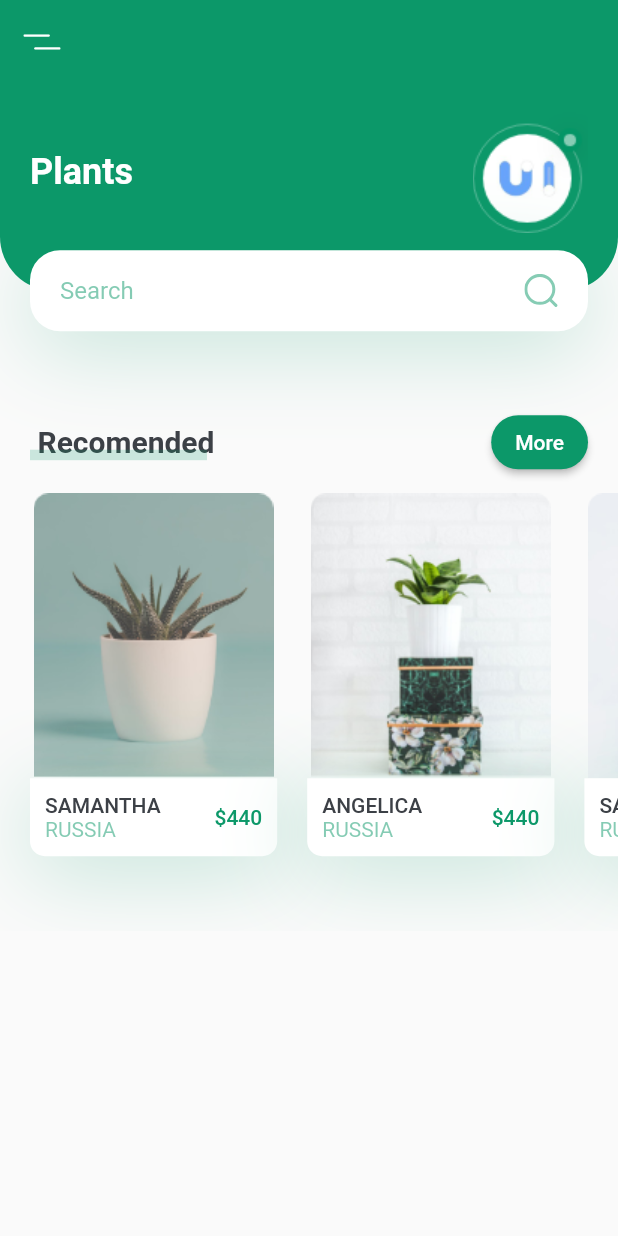
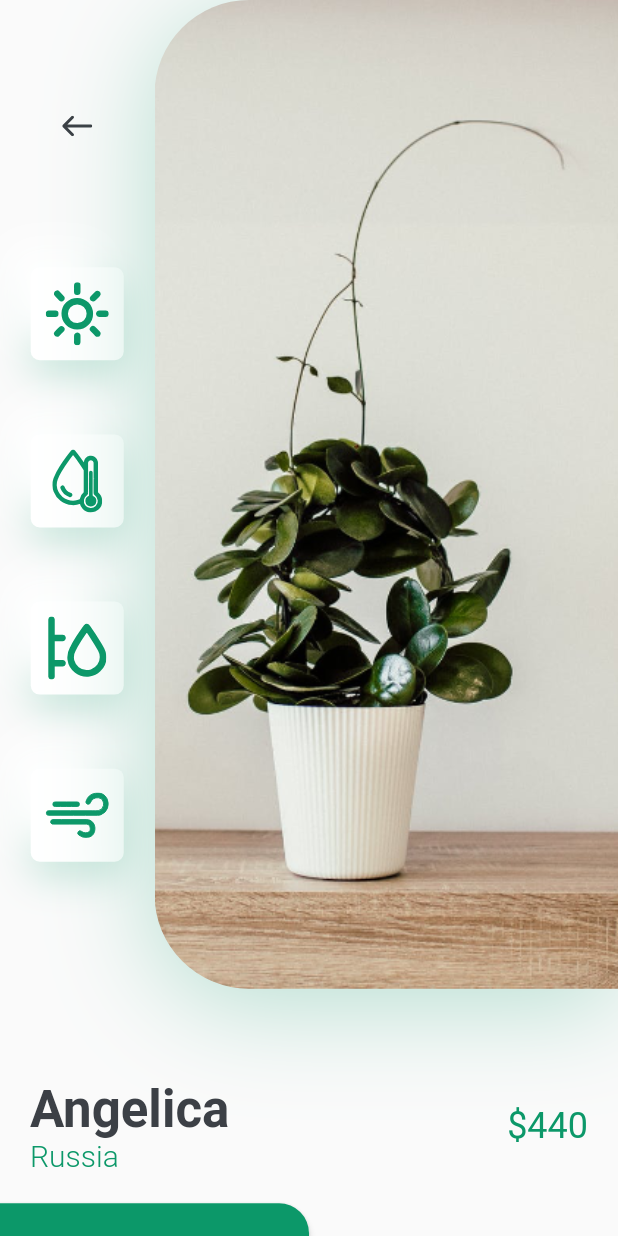
Before and after one commit to Dandy27/apppplants, a Flutter app: the screen it shows after launch, after a tap on an icon or button, on a phone screen of 412 x 824 dp. Run offline on Flutter 3.47's test engine with Material 2 defaults, Android fonts, the phone set to English and light mode, and no system bars; our stand-ins replace flutter_svg.

Commit message:
title and prince

```diff
--- /dev/null
+++ b/lib/components/my_botton_nav_bar.dart
@@ -0,0 +1,46 @@
+import 'package:flutter/material.dart';
+import 'package:flutter_svg/svg.dart';
+
+import '../constants.dart';
+
+
+class MyBottonNavBar extends StatelessWidget {
+  const MyBottonNavBar({
+    Key? key,
+  }) : super(key: key);
+
+  @override
+  Widget build(BuildContext context) {
+    return Container(
+      padding: EdgeInsets.only(
+        left: kDefaultPadding * 2,
+        right: kDefaultPadding * 2,
+      ),
+      height: 80,
+      decoration: BoxDecoration(boxShadow: [
+        BoxShadow(
+          offset: Offset(0, 10),
+          blurRadius: 35,
+          color: kPrimaryColor.withOpacity(0.18),
+        ),
+      ]),
+      child: Row(
+        mainAxisAlignment: MainAxisAlignment.spaceBetween,
+        children: [
+          IconButton(
+            onPressed: () {},
+            icon: SvgPicture.asset('assets/icons/flower.svg'),
+          ),
+          IconButton(
+            onPressed: () {},
+            icon: SvgPicture.asset('assets/icons/heart-icon.svg'),
+          ),
+          IconButton(
+            onPressed: () {},
+            icon: SvgPicture.asset('assets/icons/user-icon.svg'),
+          )
+        ],
+      ),
+    );
+  }
+}
--- a/lib/main.dart
+++ b/lib/main.dart
@@ -12,7 +12,7 @@ class MyApp extends StatelessWidget {
   @override
   Widget build(BuildContext context) {
     return MaterialApp(
-      title: ' Plants Pancs',
+      title: ' Srta Bia',
       debugShowCheckedModeBanner: false,
       theme: ThemeData(
           primaryColor: kPrimaryColor,
--- /dev/null
+++ b/lib/screens/details/components/body.dart
@@ -0,0 +1,51 @@
+import 'package:apppplants/constants.dart';
+import 'package:apppplants/screens/home/components/image_and_card.dart';
+import 'package:apppplants/screens/home/components/tite_and_price.dart';
+import 'package:flutter/material.dart';
+
+class Body extends StatelessWidget {
+  @override
+  Widget build(BuildContext context) {
+    Size size = MediaQuery.of(context).size;
+    return SingleChildScrollView(
+      child: Column(
+        children: [
+          ImageAndIcons(size: size),
+          TitleAndPrice(
+            title: 'Angelica',
+            country: 'Russia',
+            price: 440,
+          ),
+          SizedBox(
+            height: kDefaultPadding,
+          ),
+          Row(
+            children: [
+              SizedBox(
+                width: size.width / 2,
+                height: 84,
+                child: ElevatedButton(
+                  style: ElevatedButton.styleFrom(
+                      shape: RoundedRectangleBorder(
+                          borderRadius:
+                              BorderRadius.only(topRight: Radius.circular(20))),
+                      primary: kPrimaryColor),
+                  onPressed: () {},
+                  child: Text('Buy Now',
+                  style: TextStyle(color: Colors.white,
+                  fontSize: 16),),
+                ),
+              ),
+              Expanded(child: TextButton(
+                onPressed: (){}, child: Text(
+                'Description',
+                style: TextStyle(color: Colors.black),
+              ),
+              ))
+            ],
+          )
+        ],
+      ),
+    );
+  }
+}
--- /dev/null
+++ b/lib/screens/details/details_screen.dart
@@ -0,0 +1,11 @@
+import 'package:apppplants/screens/details/components/body.dart';
+import 'package:flutter/material.dart';
+
+class DetailsScreen extends StatelessWidget {
+  @override
+  Widget build(BuildContext context) {
+    return Scaffold(
+      body: Body(),
+    );
+  }
+}
--- a/lib/screens/home/components/body.dart
+++ b/lib/screens/home/components/body.dart
@@ -4,6 +4,7 @@ import 'package:apppplants/constants.dart';
 import 'package:apppplants/screens/home/components/recomends_plants.dart';
 import 'package:apppplants/screens/home/components/tilte_with_more_btn.dart';
 import 'package:flutter/material.dart';
+import 'featured_plants.dart';
 import 'header_with_search_box.dart';
 
 class Body extends StatelessWidget {
@@ -20,7 +21,10 @@ class Body extends StatelessWidget {
             title: 'Recomended',
             press: () {},
           ),
-          RecomendsPlants()
+          RecomendsPlants(),
+          TitleWithMoreBtn(title: "Featured Plants", press: () {}),
+          FeaturedPlants(),
+          SizedBox(height: kDefaultPadding,)
         ],
       ),
     );
--- /dev/null
+++ b/lib/screens/home/components/featured_plants.dart
@@ -0,0 +1,63 @@
+import 'package:flutter/material.dart';
+
+import '../../../constants.dart';
+
+
+class FeaturedPlants extends StatelessWidget {
+  const FeaturedPlants({
+    Key? key,
+  }) : super(key: key);
+
+  @override
+  Widget build(BuildContext context) {
+    return SingleChildScrollView(
+      scrollDirection: Axis.horizontal,
+      child: Row(
+        children: [
+          FeaturePlantCard(
+            image: 'assets/images/bottom_img_1.png',
+            press: () {},
+          ),
+          FeaturePlantCard(
+            image: 'assets/images/bottom_img_2.png',
+            press: () {},
+          )
+
+        ],
+      ),
+    );
+  }
+}
+
+class FeaturePlantCard extends StatelessWidget {
+  const FeaturePlantCard({
+    Key? key,
+    required this.image,
+    required this.press,
+  }) : super(key: key);
+
+  final String image;
+  final VoidCallback press;
+
+  @override
+  Widget build(BuildContext context) {
+    Size size = MediaQuery.of(context).size;
+    return GestureDetector(
+      onTap: press,
+      child: Container(
+        margin: EdgeInsets.only(
+            left: kDefaultPadding,
+            top: kDefaultPadding / 2,
+            bottom: kDefaultPadding / 2),
+        width: size.width * 0.8,
+        height: 185,
+        decoration: BoxDecoration(
+            borderRadius: BorderRadius.circular(10),
+            image: DecorationImage(
+              fit: BoxFit.cover,
+              image: AssetImage(image),
+            )),
+      ),
+    );
+  }
+}
--- a/lib/screens/home/components/header_with_search_box.dart
+++ b/lib/screens/home/components/header_with_search_box.dart
@@ -34,8 +34,8 @@ class HeaderWithSearchBox extends StatelessWidget {
             child: Row(
               children: [
                 Text(
-                  'Plants',
-                  style: Theme.of(context).textTheme.headline5?.copyWith(
+                  'Srta Bia',
+                  style: Theme.of(context).textTheme.headline4?.copyWith(
                       color: Colors.white, fontWeight: FontWeight.bold),
                 ),
                 Spacer(),
--- a/lib/screens/home/components/home_screen.dart
+++ b/lib/screens/home/components/home_screen.dart
@@ -1,7 +1,9 @@
+import 'package:apppplants/constants.dart';
 import 'package:flutter/material.dart';
 import 'package:flutter_svg/flutter_svg.dart';
 
 import 'body.dart';
+import '../../../components/my_botton_nav_bar.dart';
 
 class HomeScreen extends StatelessWidget {
   @override
@@ -9,13 +11,17 @@ class HomeScreen extends StatelessWidget {
     return Scaffold(
       appBar: buildAppBar(),
       body: Body(),
+      bottomNavigationBar: MyBottonNavBar(),
     );
   }
 
   AppBar buildAppBar() {
     return AppBar(
       elevation: 0,
-      leading: IconButton(icon: SvgPicture.asset('assets/icons/menu.svg'),onPressed: (){},),
+      leading: IconButton(
+        icon: SvgPicture.asset('assets/icons/menu.svg'),
+        onPressed: () {},
+      ),
     );
   }
 }
--- /dev/null
+++ b/lib/screens/home/components/icon_card.dart
@@ -0,0 +1,43 @@
+import 'package:flutter/material.dart';
+import 'package:flutter_svg/svg.dart';
+
+import '../../../constants.dart';
+
+
+class IconCard extends StatelessWidget {
+  const IconCard({
+    Key? key, required this.icon,
+  }) : super(key: key);
+
+  final String icon;
+
+
+  @override
+  Widget build(BuildContext context) {
+    Size size = MediaQuery.of(context).size;
+
+    return Container(
+      margin: EdgeInsets.symmetric(vertical: size.height * 0.03),
+      padding: EdgeInsets.all(kDefaultPadding / 2),
+      height: 62,
+      width: 62,
+      decoration: BoxDecoration(
+        color: Colors.white,
+        borderRadius: BorderRadius.circular(6),
+        boxShadow: [
+          BoxShadow(
+            offset: Offset(0, 10),
+            blurRadius: 22,
+            color: kPrimaryColor.withOpacity(0.22),
+          ),
+          BoxShadow(
+            offset: Offset(-15, -15),
+            blurRadius: 20,
+            color: Colors.white,
+          ),
+        ],
+      ),
+      child: SvgPicture.asset(icon),
+    );
+  }
+}
--- /dev/null
+++ b/lib/screens/home/components/image_and_card.dart
@@ -0,0 +1,74 @@
+import 'package:flutter/material.dart';
+import 'package:flutter_svg/svg.dart';
+
+import '../../../constants.dart';
+import 'icon_card.dart';
+
+
+class ImageAndIcons extends StatelessWidget {
+  const ImageAndIcons({
+    Key? key,
+    required this.size,
+  }) : super(key: key);
+
+  final Size size;
+
+  @override
+  Widget build(BuildContext context) {
+    return Padding(
+      padding: const EdgeInsets.only(bottom: kDefaultPadding * 3),
+      child: SizedBox(
+        height: size.height * 0.8,
+        child: Row(
+          children: [
+            Expanded(
+              child: Padding(
+                padding:
+                const EdgeInsets.symmetric(vertical: kDefaultPadding * 3),
+                child: Column(
+                  children: [
+                    Align(
+                      alignment: Alignment.topCenter,
+                      child: IconButton(
+                          onPressed: () {
+                            Navigator.pop(context);
+                          },
+                          icon: SvgPicture.asset(
+                              'assets/icons/back_arrow.svg')),
+                    ),
+                    Spacer(),
+                    IconCard(icon: 'assets/icons/sun.svg',),
+                    IconCard(icon: 'assets/icons/icon_2.svg',),
+                    IconCard(icon: 'assets/icons/icon_3.svg',),
+                    IconCard(icon: 'assets/icons/icon_4.svg',),
+                  ],
+                ),
+              ),
+            ),
+            Container(
+              height: size.height * 0.8,
+              width: size.width * 0.75,
+              decoration: BoxDecoration(
+                  borderRadius: BorderRadius.only(
+                    topLeft: Radius.circular(63),
+                    bottomLeft: Radius.circular(63),
+                  ),
+                  boxShadow: [
+                    BoxShadow(
+                      offset: Offset(0, 10),
+                      blurRadius: 60,
+                      color: kPrimaryColor.withOpacity(0.29),
+                    ),
+                  ],
+                  image: DecorationImage(
+                    alignment: Alignment.centerLeft,
+                    fit: BoxFit.cover,
+                    image: AssetImage('assets/images/img.png'),
+                  )),
+            )
+          ],
+        ),
+      ),
+    );
+  }
+}
--- a/lib/screens/home/components/recomends_plants.dart
+++ b/lib/screens/home/components/recomends_plants.dart
@@ -1,7 +1,7 @@
+import 'package:apppplants/screens/details/details_screen.dart';
 import 'package:flutter/material.dart';
 
 import '../../../constants.dart';
-
 
 class RecomendsPlants extends StatelessWidget {
   const RecomendsPlants({
@@ -18,22 +18,43 @@ class RecomendsPlants extends StatelessWidget {
             image: 'assets/images/image_1.png',
             title: 'Samantha',
             country: 'Russia',
-            price: 440,
-            press: (){},
+            price: 590,
+            press: () {
+              Navigator.push(
+                context,
+                MaterialPageRoute(
+                  builder: (context) => DetailsScreen(),
+                ),
+              );
+            },
           ),
           RecomendPlantCard(
             image: 'assets/images/image_2.png',
             title: 'Angelica',
             country: 'Russia',
-            price: 440,
-            press: (){},
+            price: 310,
+            press: () {
+              Navigator.push(
+                context,
+                MaterialPageRoute(
+                  builder: (context) => DetailsScreen(),
+                ),
+              );
+            },
           ),
           RecomendPlantCard(
             image: 'assets/images/image_3.png',
             title: 'Samantha',
             country: 'Russia',
-            price: 440,
-            press: (){},
+            price: 459,
+            press: () {
+              Navigator.push(
+                context,
+                MaterialPageRoute(
+                  builder: (context) => DetailsScreen(),
+                ),
+              );
+            },
           )
         ],
       ),
@@ -53,7 +74,7 @@ class RecomendPlantCard extends StatelessWidget {
 
   final String image, title, country;
   final int price;
-  final Function press;
+  final VoidCallback press;
 
   @override
   Widget build(BuildContext context) {
@@ -68,7 +89,7 @@ class RecomendPlantCard extends StatelessWidget {
         children: [
           Image.asset(image),
           GestureDetector(
-            onTap: () {},
+            onTap: press,
             child: Container(
               padding: EdgeInsets.all(kDefaultPadding / 2),
               decoration: BoxDecoration(
@@ -93,7 +114,7 @@ class RecomendPlantCard extends StatelessWidget {
                       TextSpan(
                           text: '$country'.toUpperCase(),
                           style:
-                          TextStyle(color: kPrimaryColor.withOpacity(0.5)))
+                              TextStyle(color: kPrimaryColor.withOpacity(0.5)))
                     ]),
                   ),
                   Spacer(),
--- a/lib/screens/home/components/tilte_with_more_btn.dart
+++ b/lib/screens/home/components/tilte_with_more_btn.dart
@@ -7,7 +7,7 @@ class TitleWithMoreBtn extends StatelessWidget {
     Key? key, required this.title, required this.press,
   }) : super(key: key);
   final String title;
-  final Function press;
+  final VoidCallback press;
 
   @override
   Widget build(BuildContext context) {
@@ -24,8 +24,7 @@ class TitleWithMoreBtn extends StatelessWidget {
                   shape: RoundedRectangleBorder(
                       borderRadius: BorderRadius.circular(20)),
                   primary: kPrimaryColor),
-              //TODO: RESOLVER PRESS NA FUNÇÃO
-              onPressed: (){},
+              onPressed: press,
               child: Text('More'))
         ],
       ),
--- /dev/null
+++ b/lib/screens/home/components/tite_and_price.dart
@@ -0,0 +1,51 @@
+import 'package:flutter/material.dart';
+
+import '../../../constants.dart';
+
+
+class TitleAndPrice extends StatelessWidget {
+  const TitleAndPrice({
+    Key? key, required this.title, required this.country, required this.price,
+  }) : super(key: key);
+
+  final String title, country;
+  final int price;
+
+  @override
+  Widget build(BuildContext context) {
+    return Padding(
+      padding: const EdgeInsets.symmetric(horizontal: kDefaultPadding),
+      child: Row(
+        children: [
+          RichText(
+            text: TextSpan(
+              children: [
+                TextSpan(
+                  text: '$title\n',
+                  style: Theme.of(context).textTheme.headline4?.copyWith(
+                      color: kTextColor, fontWeight: FontWeight.bold),
+                ),
+                TextSpan(
+                  text: country,
+                  style: TextStyle(
+                    fontSize: 20,
+                    color: kPrimaryColor,
+                    fontWeight: FontWeight.w300,
+                  ),
+                ),
+              ],
+            ),
+          ),
+          Spacer(),
+          Text(
+            '\$$price',
+            style: Theme.of(context)
+                .textTheme
+                .headline5
+                ?.copyWith(color: kPrimaryColor),
+          )
+        ],
+      ),
+    );
+  }
+}
```
